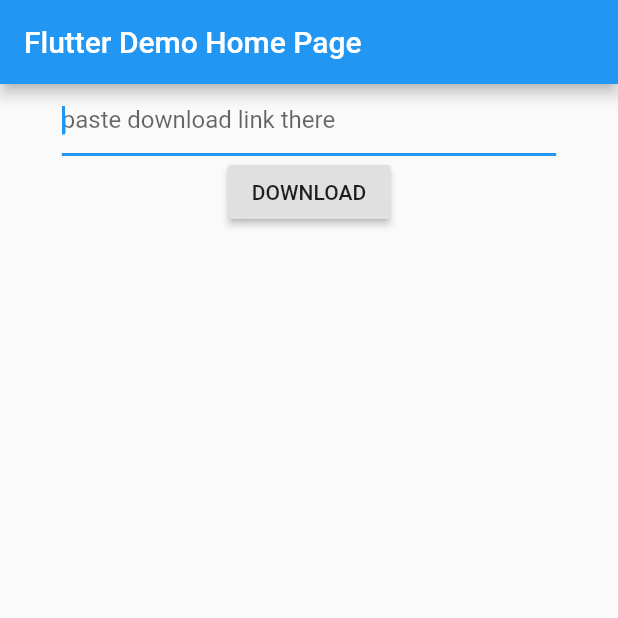
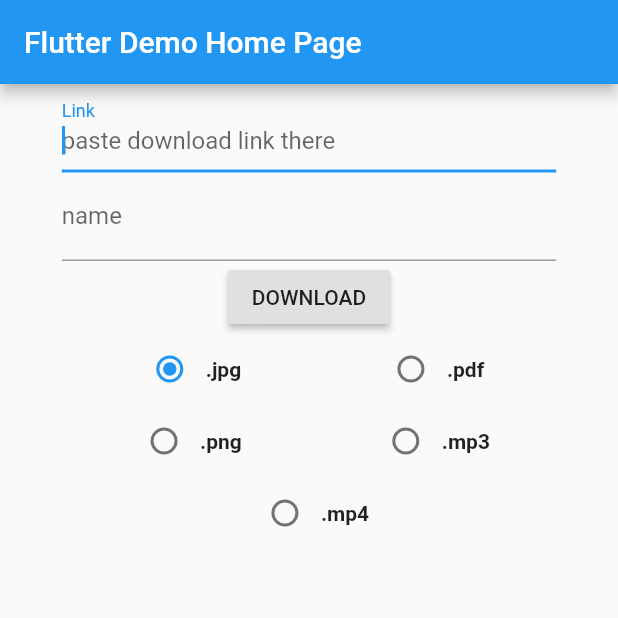
Before and after one commit to ilyosbekibrohimov/Download_File, a Flutter app: the screen it shows after launch, after a tap on "DOWNLOAD", on a phone screen of 412 x 824 dp, the top half of it. Run offline on Flutter 3.47's test engine with Material 2 defaults, Android fonts, the phone set to English and light mode, and no system bars; our stand-ins replace dio, permission_handler; missing offline and left inert: ext_storage; network calls fail.

```diff
--- a/lib/main.dart
+++ b/lib/main.dart
@@ -31,11 +31,17 @@ class MyHomePage extends StatefulWidget {
   _MyHomePageState createState() => _MyHomePageState();
 }
 
+enum FileTypes { mp3, mp4, pdf, jpg, png }
+
 class _MyHomePageState extends State<MyHomePage> {
   final imgUrl = "http://www.ddegjust.ac.in/studymaterial/bba/bba-104.pdf";
   bool downloading = false;
   var progress = "";
   final downloadLink = TextEditingController();
+  final file_name = TextEditingController();
+  bool isInitializingMemory = false;
+  FileTypes type = FileTypes.jpg;
+  String fileType;
 
   void getPermission() async {
     print("get permission");
@@ -55,7 +61,7 @@ class _MyHomePageState extends State<MyHomePage> {
         title: Text(widget.title),
       ),
       body: Center(
-          child: downloading
+          child: downloading && isInitializingMemory
               ? Container(
                   height: 150.0,
                   width: 200.0,
@@ -74,27 +80,147 @@ class _MyHomePageState extends State<MyHomePage> {
                     ),
                   ),
                 )
+              /*: !downloading && isInitializingMemory
+                  ? Center(
+                      child: Text("Waiting for download..."),
+                    )*/
               : Container(
                   child: Column(
+                    crossAxisAlignment: CrossAxisAlignment.center,
                     children: [
                       Container(
-                        width: MediaQuery.of(context).size.width*0.8,
-                        child: TextField(
-
-                          autofocus: true,
-                          enableInteractiveSelection: true,
-                          decoration: InputDecoration(hintText: "paste download link there"),
-                          controller: downloadLink,
+                        width: MediaQuery.of(context).size.width * 0.8,
+                        child: Column(
+                          mainAxisAlignment: MainAxisAlignment.center,
+                          children: [
+                            TextField(
+                              autofocus: true,
+                              enableInteractiveSelection: true,
+                              decoration: InputDecoration(hintText: "paste download link there", labelText: "Link"),
+                              controller: downloadLink,
+                            ),
+                            TextField(
+                              autofocus: true,
+                              enableInteractiveSelection: true,
+                              decoration: InputDecoration(hintText: "paste desired file name", labelText: "name"),
+                              controller: file_name,
+                            ),
+                          ],
                         ),
                       ),
                       RaisedButton(
                         onPressed: () {
-                          if(downloadLink.text == null)
+                          if (downloadLink.text == null)
                             print("can't download");
                           else
-                          downloadFile(downloadLink.text);
+                            downloadFile(downloadLink.text, file_name.text, fileType);
                         },
                         child: Text("DOWNLOAD"),
+                      ),
+                      Row(
+                        mainAxisAlignment: MainAxisAlignment.spaceEvenly,
+                        children: [
+                          Row(
+                            children: [
+                              Radio(
+                                value: FileTypes.jpg,
+                                groupValue: type,
+                                onChanged: (FileTypes value) {
+                                  setState(() {
+                                    type = value;
+                                    fileType = "jpg";
+                                  });
+                                },
+                              ),
+                              Text(".jpg",  style: TextStyle(
+                                  fontWeight: FontWeight.bold
+                              ),),
+                            ],
+                          ),
+                          Row(
+                            children: [
+                              Radio(
+                                value: FileTypes.pdf,
+                                groupValue: type,
+                                onChanged: (FileTypes value) {
+                                  setState(() {
+                                    type = value;
+                                    fileType = "pdf";
+
+                                  });
+
+                                },
+                              ),
+                              Text(".pdf", style: TextStyle(
+                                  fontWeight: FontWeight.bold
+                              ),),
+                            ],
+                          ),
+                        ],
+                      ),
+                      Row(
+                        mainAxisAlignment: MainAxisAlignment.spaceEvenly,
+                        children: [
+                          Row(
+                            children: [
+                              Radio(
+                                value: FileTypes.png,
+                                groupValue: type,
+                                onChanged: (FileTypes value) {
+                                  setState(() {
+                                    type = value;
+                                    fileType = "png";
+
+                                  });
+                                },
+                              ),
+                              Text(".png", style: TextStyle(
+                                  fontWeight: FontWeight.bold
+                              ),),
+                            ],
+                          ),
+                          Row(
+                            children: [
+                              Radio(
+                                value: FileTypes.mp3,
+                                groupValue: type,
+                                onChanged: (FileTypes value) {
+                                  setState(() {
+                                    type = value;
+                                    fileType = "mp3";
+
+                                  });
+                                },
+                              ),
+                              Text(".mp3", style: TextStyle(
+                                  fontWeight: FontWeight.bold
+                              ),),
+                            ],
+                          ),
+                        ],
+                      ),
+                      Row(
+                        mainAxisAlignment: MainAxisAlignment.center,
+                        children: [
+                          Row(
+                            children: [
+                              Radio(
+                                value: FileTypes.mp4,
+                                groupValue: type,
+                                onChanged: (FileTypes value) {
+                                  setState(() {
+                                    type = value;
+                                    fileType = "mp4";
+
+                                  });
+                                },
+                              ),
+                              Text(".mp4",  style: TextStyle(
+                                fontWeight: FontWeight.bold
+                              ),),
+                            ],
+                          ),
+                        ],
                       ),
                     ],
                   ),
@@ -103,14 +229,17 @@ class _MyHomePageState extends State<MyHomePage> {
   }
 
   //endregion download image
-  Future<void> downloadFile(String downlaodLink) async {
+  Future<void> downloadFile(String downlaodLink, String file_name, String fileType) async {
     Dio dio = Dio();
 
     try {
       var externalDirectoryPath = await ExtStorage.getExternalStoragePublicDirectory(ExtStorage.DIRECTORY_DOWNLOADS);
       print(externalDirectoryPath);
+      /*setState(() {
+        isInitializingMemory = true;
+      });*/
 
-      await dio.download(downlaodLink, "${externalDirectoryPath}/myimage.pdf", onReceiveProgress: (rec, total) {
+      await dio.download(downlaodLink, "$externalDirectoryPath/$file_name.$fileType", onReceiveProgress: (rec, total) {
         print("Rec: $rec,  Total: $total");
         setState(() {
           downloading = true;
```
